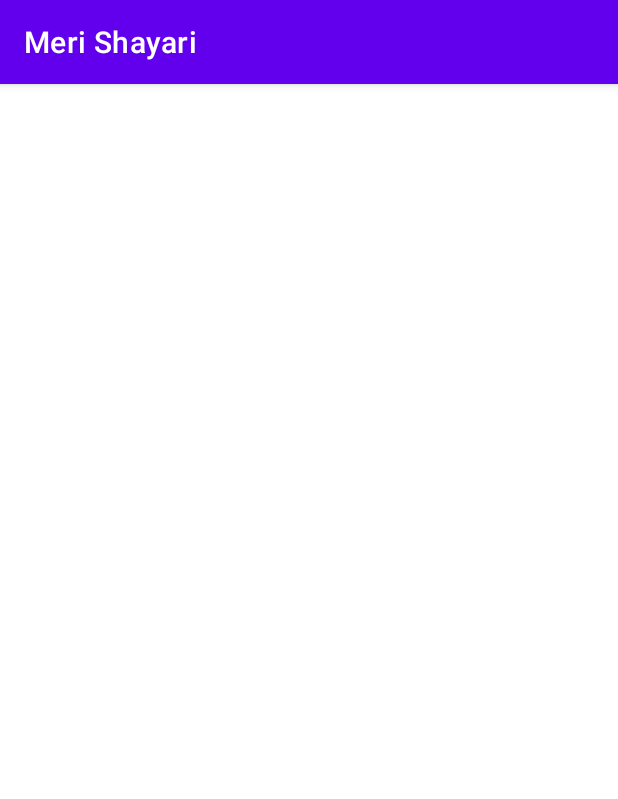
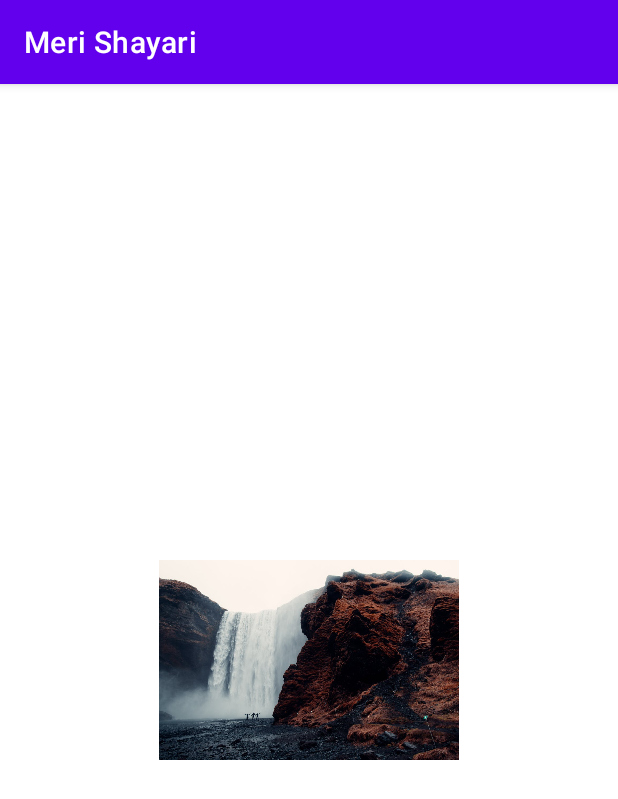
Before and after one commit to Peelu-Dev/Shayari-App, an Android app: the SplashScreen screen opened directly, with no data from a screen before it, on a phone screen of 412 x 824 dp. Shown: the top 799 px of the screen. Run offline under Robolectric (Android 15) with nearby library versions, the phone set to English and light mode, and no system bars.

Commit message:
Added logo on splash screen

```diff
--- a/app/src/main/AndroidManifest.xml
+++ b/app/src/main/AndroidManifest.xml
@@ -7,9 +7,9 @@
         android:allowBackup="true"
         android:dataExtractionRules="@xml/data_extraction_rules"
         android:fullBackupContent="@xml/backup_rules"
-        android:icon="@mipmap/ic_launcher"
+        android:icon="@drawable/logo"
         android:label="@string/app_name"
-        android:roundIcon="@mipmap/ic_launcher_round"
+        android:roundIcon="@drawable/logo"
         android:supportsRtl="true"
         android:theme="@style/Theme.MeriShayari"
         tools:targetApi="31">
--- a/app/src/main/res/layout/activity_splash_screen.xml
+++ b/app/src/main/res/layout/activity_splash_screen.xml
@@ -6,4 +6,14 @@
     android:layout_height="match_parent"
     tools:context=".SplashScreen">
 
+    <ImageView
+        android:id="@+id/imageView"
+        android:layout_width="200dp"
+        android:layout_height="200dp"
+        app:layout_constraintBottom_toBottomOf="parent"
+        app:layout_constraintEnd_toEndOf="parent"
+        app:layout_constraintStart_toStartOf="parent"
+        app:layout_constraintTop_toTopOf="parent"
+        app:srcCompat="@drawable/logo"
+        android:contentDescription="@string/logo" />
 </androidx.constraintlayout.widget.ConstraintLayout>
--- a/app/src/main/res/values/strings.xml
+++ b/app/src/main/res/values/strings.xml
@@ -1,3 +1,4 @@
 <resources>
     <string name="app_name">Meri Shayari</string>
+    <string name="logo">TODO</string>
 </resources>
```
Also changed, not shown: app/src/main/res/drawable/logo.jpeg (added).
